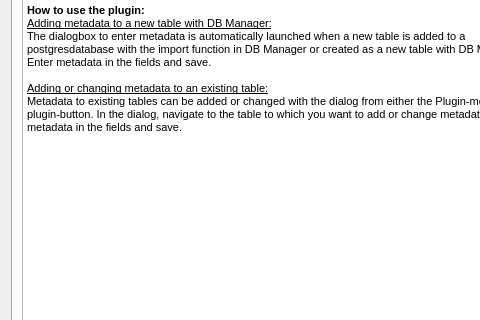
Qt form src/MetadataDbLinker/ui/dialog_metadata.ui (Septima/qgis-metadatafunctionality) before a commit; both pictures show x 0 to 480 and y 177 to 497 of the 562 by 769 pixel window.
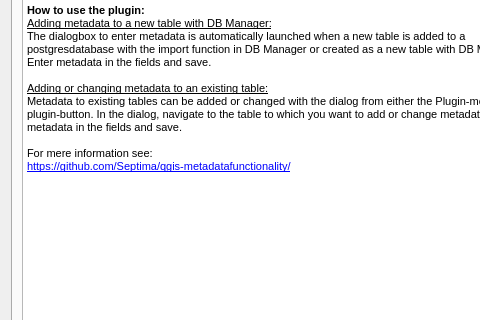
The same form after that commit. The open tabs and pages were chosen to show the change.

Commit message: indsæt link til github for mere information i help tab

```diff
--- a/src/MetadataDbLinker/ui/dialog_metadata.ui
+++ b/src/MetadataDbLinker/ui/dialog_metadata.ui
@@ -543,7 +543,10 @@
 &lt;p style=&quot; margin-top:0px; margin-bottom:0px; margin-left:0px; margin-right:0px; -qt-block-indent:0; text-indent:0px;&quot;&gt;&lt;span style=&quot; font-size:8pt;&quot;&gt;The dialogbox to enter metadata is automatically launched when a new table is added to a postgresdatabase with the import function in DB Manager or created as a new table with DB Manager. Enter metadata in the fields and save.&lt;/span&gt;&lt;/p&gt;
 &lt;p style=&quot;-qt-paragraph-type:empty; margin-top:0px; margin-bottom:0px; margin-left:0px; margin-right:0px; -qt-block-indent:0; text-indent:0px; font-size:8pt;&quot;&gt;&lt;br /&gt;&lt;/p&gt;
 &lt;p style=&quot; margin-top:0px; margin-bottom:0px; margin-left:0px; margin-right:0px; -qt-block-indent:0; text-indent:0px;&quot;&gt;&lt;span style=&quot; font-size:8pt; text-decoration: underline;&quot;&gt;Adding or changing metadata to an existing table:&lt;/span&gt;&lt;/p&gt;
-&lt;p style=&quot; margin-top:0px; margin-bottom:0px; margin-left:0px; margin-right:0px; -qt-block-indent:0; text-indent:0px;&quot;&gt;&lt;span style=&quot; font-size:8pt;&quot;&gt;Metadata to existing tables can be added or changed with the dialog from either the Plugin-menu or the plugin-button. In the dialog, navigate to the table to which you want to add or change metadata. Enter metadata in the fields and save.&lt;/span&gt;&lt;/p&gt;&lt;/body&gt;&lt;/html&gt;</string>
+&lt;p style=&quot; margin-top:0px; margin-bottom:0px; margin-left:0px; margin-right:0px; -qt-block-indent:0; text-indent:0px;&quot;&gt;&lt;span style=&quot; font-size:8pt;&quot;&gt;Metadata to existing tables can be added or changed with the dialog from either the Plugin-menu or the plugin-button. In the dialog, navigate to the table to which you want to add or change metadata. Enter metadata in the fields and save.&lt;/span&gt;&lt;/p&gt;
+&lt;p style=&quot;-qt-paragraph-type:empty; margin-top:0px; margin-bottom:0px; margin-left:0px; margin-right:0px; -qt-block-indent:0; text-indent:0px; font-size:8pt;&quot;&gt;&lt;br /&gt;&lt;/p&gt;
+&lt;p style=&quot; margin-top:0px; margin-bottom:0px; margin-left:0px; margin-right:0px; -qt-block-indent:0; text-indent:0px;&quot;&gt;&lt;span style=&quot; font-size:8pt;&quot;&gt;For mere information see: &lt;/span&gt;&lt;/p&gt;
+&lt;p style=&quot; margin-top:0px; margin-bottom:0px; margin-left:0px; margin-right:0px; -qt-block-indent:0; text-indent:0px;&quot;&gt;&lt;a href=&quot;https://github.com/Septima/qgis-metadatafunctionality/blob/master/README.md&quot;&gt;&lt;span style=&quot; font-size:8pt; text-decoration: underline; color:#0000ff;&quot;&gt;https://github.com/Septima/qgis-metadatafunctionality/&lt;/span&gt;&lt;/a&gt;&lt;/p&gt;&lt;/body&gt;&lt;/html&gt;</string>
          </property>
         </widget>
        </item>
```
